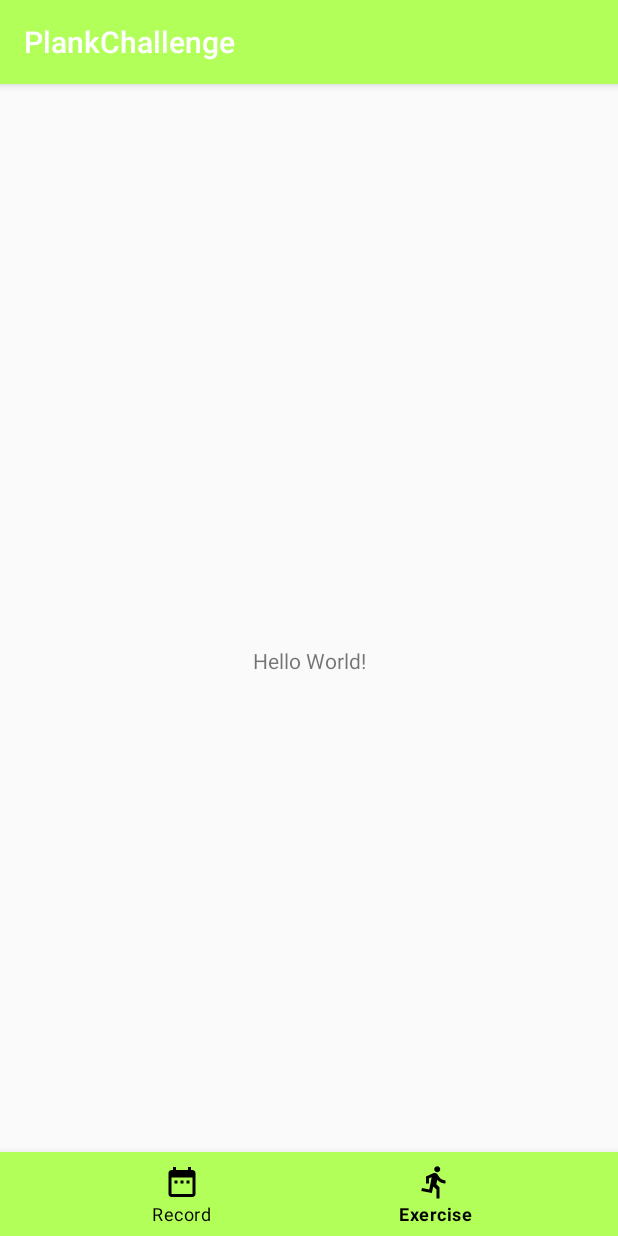
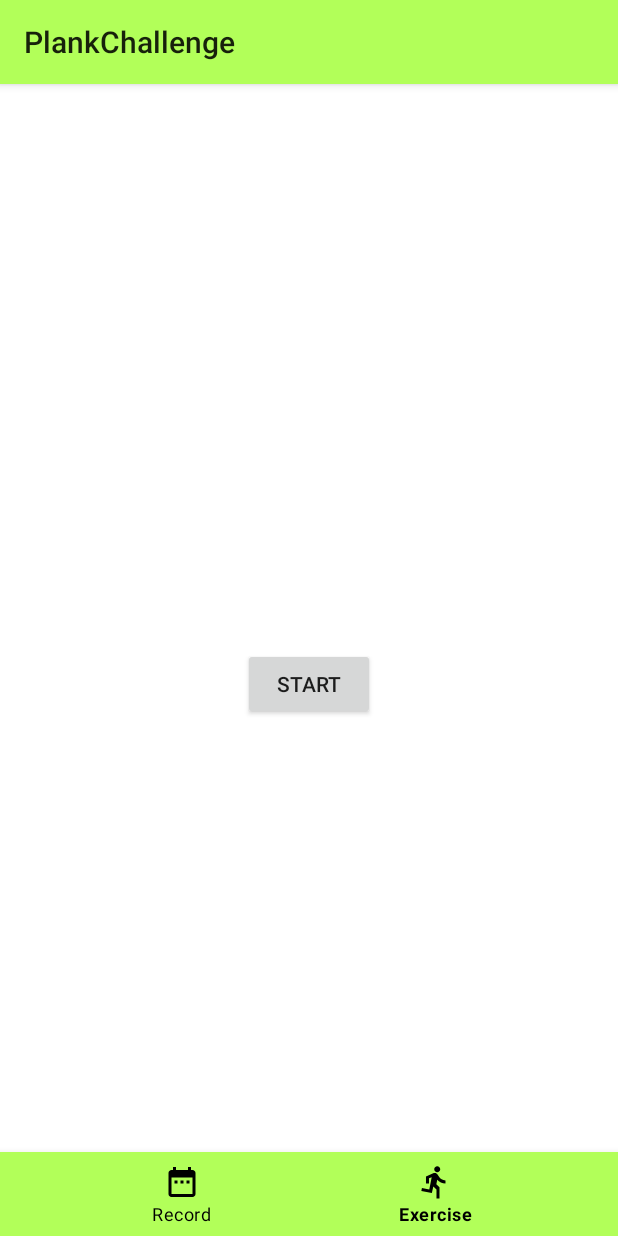
Before and after one commit to atsuko-fukui/PlankChallenge, an Android app: the screen it shows after launch (MainActivity), item 2 of the bottom bar chosen, on a phone screen of 412 x 824 dp. Run offline under Robolectric (Android 15) with nearby library versions, the phone set to English and light mode, and no system bars; our stand-ins replace RxJava; 1 statement that could not run was skipped.

Commit message:
add dummy screen

```diff
--- a/app/build.gradle
+++ b/app/build.gradle
@@ -29,6 +29,9 @@ dependencies {
     implementation 'androidx.core:core-ktx:1.1.0'
     implementation 'androidx.constraintlayout:constraintlayout:1.1.3'
     implementation 'com.google.android.material:material:1.0.0'
+    implementation 'io.reactivex.rxjava2:rxjava:2.2.1'
+    implementation 'io.reactivex.rxjava2:rxandroid:2.1.1'
+
     testImplementation 'junit:junit:4.12'
     androidTestImplementation 'androidx.test.ext:junit:1.1.1'
     androidTestImplementation 'androidx.test.espresso:espresso-core:3.2.0'
--- /dev/null
+++ b/app/src/main/java/com/example/muumuu/plankchallenge/ExerciseFragment.kt
@@ -0,0 +1,18 @@
+package com.example.muumuu.plankchallenge
+
+import android.os.Bundle
+import android.view.LayoutInflater
+import android.view.View
+import android.view.ViewGroup
+import androidx.fragment.app.Fragment
+
+class ExerciseFragment : Fragment() {
+
+    override fun onCreateView(
+        inflater: LayoutInflater,
+        container: ViewGroup?,
+        savedInstanceState: Bundle?
+    ): View? {
+        return inflater.inflate(R.layout.fragment_exercise, null)
+    }
+}
--- a/app/src/main/java/com/example/muumuu/plankchallenge/MainActivity.kt
+++ b/app/src/main/java/com/example/muumuu/plankchallenge/MainActivity.kt
@@ -2,11 +2,35 @@ package com.example.muumuu.plankchallenge
 
 import androidx.appcompat.app.AppCompatActivity
 import android.os.Bundle
+import com.google.android.material.bottomnavigation.BottomNavigationView
 
 class MainActivity : AppCompatActivity() {
+
+    private val bottomNavigationView: BottomNavigationView
+        get() = findViewById(R.id.bottom_navigation)
 
     override fun onCreate(savedInstanceState: Bundle?) {
         super.onCreate(savedInstanceState)
         setContentView(R.layout.activity_main)
+
+        showFragment(R.id.nav_record)
+        bottomNavigationView.setOnNavigationItemSelectedListener {
+            showFragment(it.itemId)
+            true
+        }
     }
+
+    private fun showFragment(itemId: Int) {
+        supportFragmentManager
+            .beginTransaction()
+            .replace(R.id.fragment_container, getFragment(itemId), itemId.toString())
+            .commitAllowingStateLoss()
+    }
+
+    private fun getFragment(itemId: Int) =
+        supportFragmentManager.findFragmentByTag(itemId.toString()) ?: when (itemId) {
+            R.id.nav_record -> RecordFragment()
+            R.id.nav_exercise -> ExerciseFragment()
+            else -> throw Throwable(IllegalArgumentException())
+        }
 }
--- /dev/null
+++ b/app/src/main/java/com/example/muumuu/plankchallenge/RecordFragment.kt
@@ -0,0 +1,66 @@
+package com.example.muumuu.plankchallenge
+
+import android.os.Bundle
+import android.view.LayoutInflater
+import android.view.View
+import android.view.ViewGroup
+import android.widget.Button
+import android.widget.TextView
+import androidx.fragment.app.Fragment
+import io.reactivex.Observable
+import io.reactivex.android.schedulers.AndroidSchedulers
+import io.reactivex.disposables.CompositeDisposable
+import java.util.concurrent.TimeUnit
+
+class RecordFragment : Fragment() {
+
+    companion object {
+        private const val EXERCISE_DURATION_IN_SECOND = 30L
+    }
+    private val timer: TextView
+        get() = view!!.findViewById(R.id.timer)
+
+    private val start: Button
+        get() = view!!.findViewById(R.id.start)
+
+    private val disposalbe = CompositeDisposable()
+
+    override fun onCreateView(
+        inflater: LayoutInflater,
+        container: ViewGroup?,
+        savedInstanceState: Bundle?
+    ): View? {
+        return inflater.inflate(R.layout.fragment_record, null)
+    }
+
+    override fun onViewCreated(view: View, savedInstanceState: Bundle?) {
+        super.onViewCreated(view, savedInstanceState)
+        start.setOnClickListener {
+            startTimer()
+        }
+    }
+
+    private fun startTimer() {
+        disposalbe.add(
+            Observable.interval(1, TimeUnit.SECONDS)
+                .observeOn(AndroidSchedulers.mainThread())
+                .take(EXERCISE_DURATION_IN_SECOND)
+                .doOnNext {
+                    timer.text = (EXERCISE_DURATION_IN_SECOND - it).toInt().toString()
+                }
+                .doOnComplete {
+                    saveRecord()
+                }
+                .subscribe()
+        )
+    }
+
+    private fun saveRecord() {
+
+    }
+
+    override fun onPause() {
+        super.onPause()
+        disposalbe.clear()
+    }
+}
--- /dev/null
+++ b/app/src/main/java/com/example/muumuu/plankchallenge/model/Record.kt
@@ -0,0 +1,5 @@
+package com.example.muumuu.plankchallenge.model
+
+data class Record(
+
+)
--- a/app/src/main/res/layout/activity_main.xml
+++ b/app/src/main/res/layout/activity_main.xml
@@ -6,14 +6,14 @@
     android:layout_height="match_parent"
     tools:context=".MainActivity">
 
-    <TextView
-        android:layout_width="wrap_content"
-        android:layout_height="wrap_content"
-        android:text="Hello World!"
-        app:layout_constraintBottom_toBottomOf="parent"
-        app:layout_constraintLeft_toLeftOf="parent"
-        app:layout_constraintRight_toRightOf="parent"
-        app:layout_constraintTop_toTopOf="parent" />
+    <FrameLayout
+        android:id="@+id/fragment_container"
+        android:layout_width="0dp"
+        android:layout_height="0dp"
+        app:layout_constraintTop_toTopOf="parent"
+        app:layout_constraintBottom_toTopOf="@id/bottom_navigation"
+        app:layout_constraintStart_toStartOf="parent"
+        app:layout_constraintEnd_toEndOf="parent" />
 
     <com.google.android.material.bottomnavigation.BottomNavigationView
         android:id="@+id/bottom_navigation"
--- /dev/null
+++ b/app/src/main/res/layout/fragment_exercise.xml
@@ -0,0 +1,31 @@
+<?xml version="1.0" encoding="utf-8"?>
+<androidx.constraintlayout.widget.ConstraintLayout xmlns:android="http://schemas.android.com/apk/res/android"
+    xmlns:tools="http://schemas.android.com/tools"
+    android:layout_width="match_parent"
+    android:layout_height="match_parent"
+    xmlns:app="http://schemas.android.com/apk/res-auto"
+    android:background="@android:color/white">
+
+    <TextView
+        android:id="@+id/timer"
+        style="@style/BlackBigFont"
+        android:layout_width="wrap_content"
+        android:layout_height="wrap_content"
+        app:layout_constraintStart_toStartOf="parent"
+        app:layout_constraintEnd_toEndOf="parent"
+        app:layout_constraintTop_toTopOf="parent"
+        app:layout_constraintBottom_toTopOf="@id/start"
+        app:layout_constraintVertical_chainStyle="packed"
+        tools:text="30"/>
+
+    <Button
+        android:id="@+id/start"
+        android:layout_width="wrap_content"
+        android:layout_height="wrap_content"
+        android:layout_marginTop="20dp"
+        android:text="@string/start"
+        app:layout_constraintStart_toStartOf="parent"
+        app:layout_constraintEnd_toEndOf="parent"
+        app:layout_constraintTop_toBottomOf="@id/timer"
+        app:layout_constraintBottom_toBottomOf="parent" />
+</androidx.constraintlayout.widget.ConstraintLayout>
--- /dev/null
+++ b/app/src/main/res/layout/fragment_record.xml
@@ -0,0 +1,7 @@
+<?xml version="1.0" encoding="utf-8"?>
+<androidx.constraintlayout.widget.ConstraintLayout xmlns:android="http://schemas.android.com/apk/res/android"
+    android:layout_width="match_parent"
+    android:layout_height="match_parent"
+    android:background="@android:color/holo_orange_light">
+
+</androidx.constraintlayout.widget.ConstraintLayout>
--- a/app/src/main/res/values/strings.xml
+++ b/app/src/main/res/values/strings.xml
@@ -2,4 +2,5 @@
     <string name="app_name">PlankChallenge</string>
     <string name="nav_record">Record</string>
     <string name="nav_exercise">Exercise</string>
+    <string name="start">Start</string>
 </resources>
--- a/app/src/main/res/values/styles.xml
+++ b/app/src/main/res/values/styles.xml
@@ -1,11 +1,16 @@
 <resources>
 
     <!-- Base application theme. -->
-    <style name="AppTheme" parent="Theme.MaterialComponents.Light.DarkActionBar.Bridge">
+    <style name="AppTheme" parent="Theme.MaterialComponents.Light.Bridge">
         <!-- Customize your theme here. -->
         <item name="colorPrimary">@color/colorPrimary</item>
         <item name="colorPrimaryDark">@color/colorPrimaryDark</item>
         <item name="colorAccent">@color/colorAccent</item>
     </style>
 
+    <style name="BlackBigFont">
+        <item name="android:textSize">50sp</item>
+        <item name="android:textColor">@android:color/black</item>
+    </style>
+
 </resources>
```
